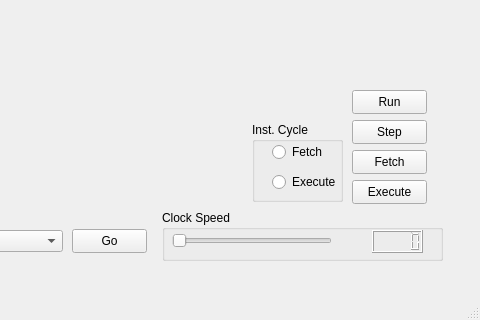
The window that mainwindow.ui (jaybabel/J8CM_v2) describes before a commit, drawn with Qt 5; both pictures show x 598 to 1078 and y 280 to 600 of the 1078 by 600 pixel window.
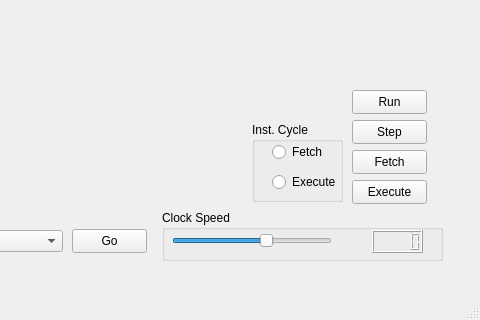
The same window after the commit.

Commit message: slot for clock slider

What changed in the file:
```diff
--- a/mainwindow.ui
+++ b/mainwindow.ui
@@ -615,6 +615,12 @@
        <height>22</height>
       </rect>
      </property>
+     <property name="maximum">
+      <number>5</number>
+     </property>
+     <property name="value">
+      <number>3</number>
+     </property>
      <property name="orientation">
       <enum>Qt::Horizontal</enum>
      </property>
```
Left out of the diff: 2 changed lines with no effect on the pictures. The commit also changes 2 other files.
